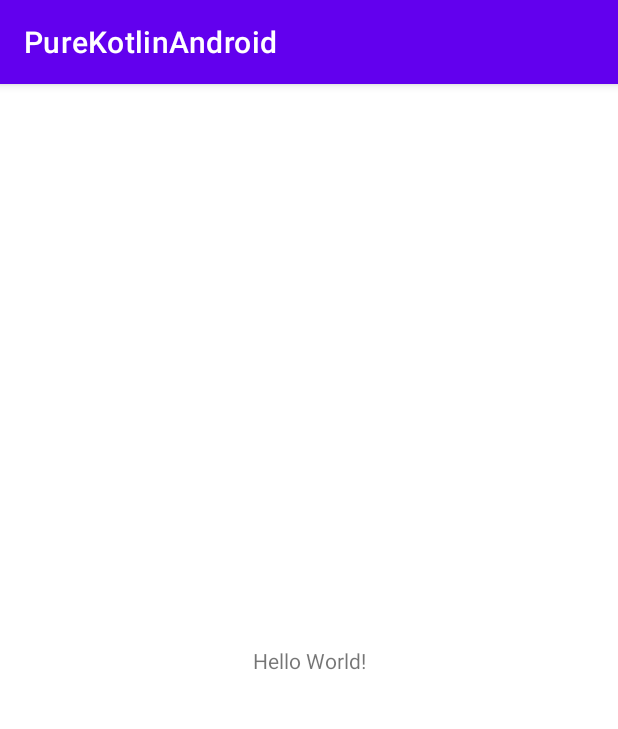
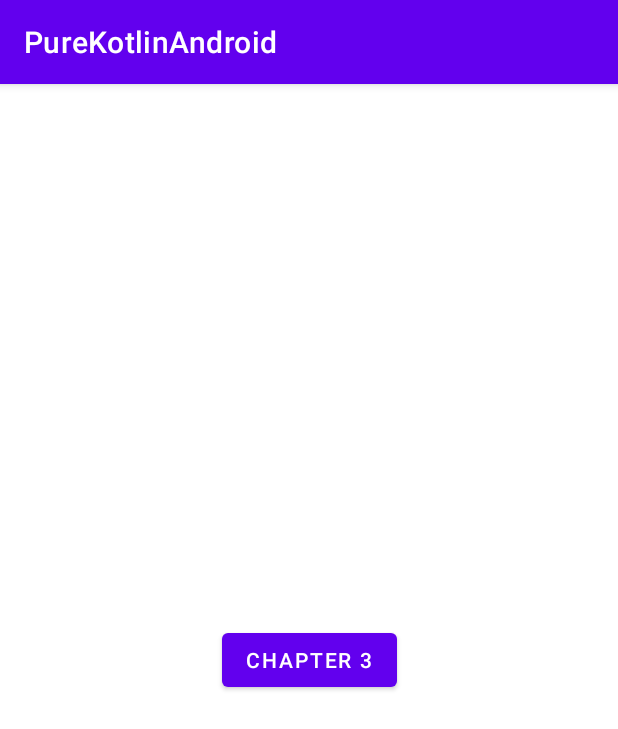
Before and after one commit to shikechen/PureKotlinAndroid, an Android app: the screen it shows after launch (MainActivity), on a phone screen of 412 x 824 dp. Shown: the top 729 px of the screen. Run offline under Robolectric (Android 15) with nearby library versions, the phone set to English and light mode, and no system bars.

Commit message:
Learn Kotlin Activity
Up

```diff
--- a/app/build.gradle
+++ b/app/build.gradle
@@ -1,6 +1,7 @@
 plugins {
     id 'com.android.application'
     id 'kotlin-android'
+    id 'kotlin-android-extensions'
 }
 
 android {
--- a/app/src/main/AndroidManifest.xml
+++ b/app/src/main/AndroidManifest.xml
@@ -9,13 +9,16 @@
         android:roundIcon="@mipmap/ic_launcher_round"
         android:supportsRtl="true"
         android:theme="@style/Theme.PureKotlinAndroid">
+
         <activity android:name=".MainActivity">
             <intent-filter>
                 <action android:name="android.intent.action.MAIN" />
-
                 <category android:name="android.intent.category.LAUNCHER" />
             </intent-filter>
         </activity>
+
+        <activity android:name=".chapter3.FirstActivity"
+            android:label="This is FirstActivity"></activity>
     </application>
 
 </manifest>
--- /dev/null
+++ b/app/src/main/java/com/shikechen/purekotlinandroid/LearnKotlin.kt
@@ -0,0 +1,5 @@
+package com.shikechen.purekotlinandroid
+
+fun main() {
+    println("Hello Kotlin!")
+}
--- a/app/src/main/java/com/shikechen/purekotlinandroid/MainActivity.kt
+++ b/app/src/main/java/com/shikechen/purekotlinandroid/MainActivity.kt
@@ -1,11 +1,18 @@
 package com.shikechen.purekotlinandroid
 
+import android.content.Intent
 import androidx.appcompat.app.AppCompatActivity
 import android.os.Bundle
+import com.shikechen.purekotlinandroid.chapter3.FirstActivity
+import kotlinx.android.synthetic.main.activity_main.*
 
 class MainActivity : AppCompatActivity() {
     override fun onCreate(savedInstanceState: Bundle?) {
         super.onCreate(savedInstanceState)
         setContentView(R.layout.activity_main)
+
+        button_chapter3.setOnClickListener {
+            startActivity(Intent(this, FirstActivity::class.java))
+        }
     }
 }
--- a/app/src/main/res/layout/activity_main.xml
+++ b/app/src/main/res/layout/activity_main.xml
@@ -6,10 +6,11 @@
     android:layout_height="match_parent"
     tools:context=".MainActivity">
 
-    <TextView
+    <Button
+        android:id="@+id/button_chapter3"
         android:layout_width="wrap_content"
         android:layout_height="wrap_content"
-        android:text="Hello World!"
+        android:text="Chapter 3"
         app:layout_constraintBottom_toBottomOf="parent"
         app:layout_constraintLeft_toLeftOf="parent"
         app:layout_constraintRight_toRightOf="parent"
```
Also changed, not shown: app/src/main/java/com/shikechen/purekotlinandroid/chapter3/FirstActivity.kt (added, +21 -0 lines), app/src/main/res/layout/activity_first.xml (added, +15 -0 lines).
